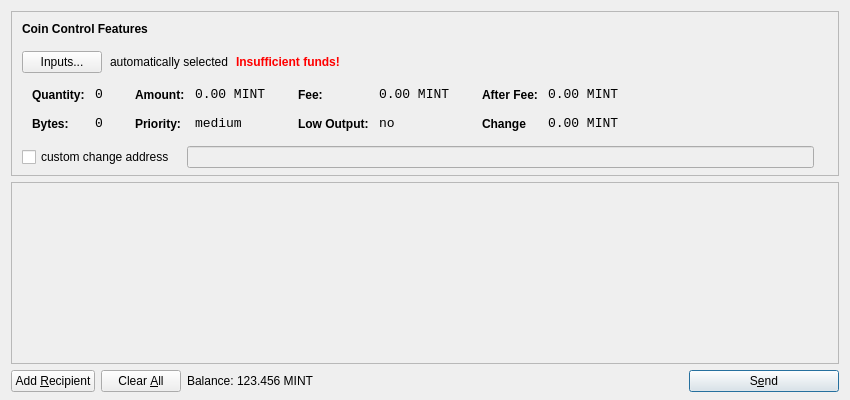
Above: src/qt/forms/sendcoinsdialog.ui from e-goldcoin/egoldcoin before the change. Below: the same form after it.
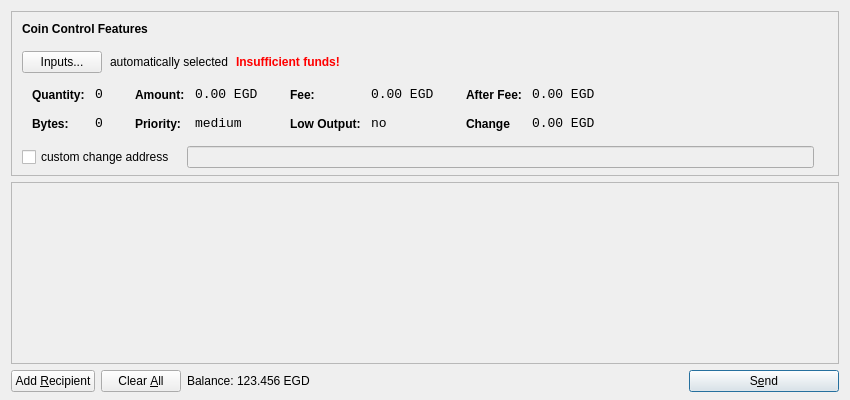
That is the form after the change. Icons and pictures are not drawn.

Diff of the .ui file:
```diff
--- a/src/qt/forms/sendcoinsdialog.ui
+++ b/src/qt/forms/sendcoinsdialog.ui
@@ -321,7 +321,7 @@
                   <enum>Qt::ActionsContextMenu</enum>
                  </property>
                  <property name="text">
-                  <string>0.00 MINT</string>
+                  <string>0.00 EGD</string>
                  </property>
                  <property name="textInteractionFlags">
                   <set>Qt::LinksAccessibleByMouse|Qt::TextSelectableByKeyboard|Qt::TextSelectableByMouse</set>
@@ -407,7 +407,7 @@
                   <enum>Qt::ActionsContextMenu</enum>
                  </property>
                  <property name="text">
-                  <string>0.00 MINT</string>
+                  <string>0.00 EGD</string>
                  </property>
                  <property name="textInteractionFlags">
                   <set>Qt::LinksAccessibleByMouse|Qt::TextSelectableByKeyboard|Qt::TextSelectableByMouse</set>
@@ -493,7 +493,7 @@
                   <enum>Qt::ActionsContextMenu</enum>
                  </property>
                  <property name="text">
-                  <string>0.00 MINT</string>
+                  <string>0.00 EGD</string>
                  </property>
                  <property name="textInteractionFlags">
                   <set>Qt::LinksAccessibleByMouse|Qt::TextSelectableByKeyboard|Qt::TextSelectableByMouse</set>
@@ -525,7 +525,7 @@
                   <enum>Qt::ActionsContextMenu</enum>
                  </property>
                  <property name="text">
-                  <string>0.00 MINT</string>
+                  <string>0.00 EGD</string>
                  </property>
                  <property name="textInteractionFlags">
                   <set>Qt::LinksAccessibleByMouse|Qt::TextSelectableByKeyboard|Qt::TextSelectableByMouse</set>
@@ -732,7 +732,7 @@
           <cursorShape>IBeamCursor</cursorShape>
          </property>
          <property name="text">
-          <string>123.456 MINT</string>
+          <string>123.456 EGD</string>
          </property>
          <property name="textInteractionFlags">
           <set>Qt::LinksAccessibleByMouse|Qt::TextSelectableByKeyboard|Qt::TextSelectableByMouse</set>
```
